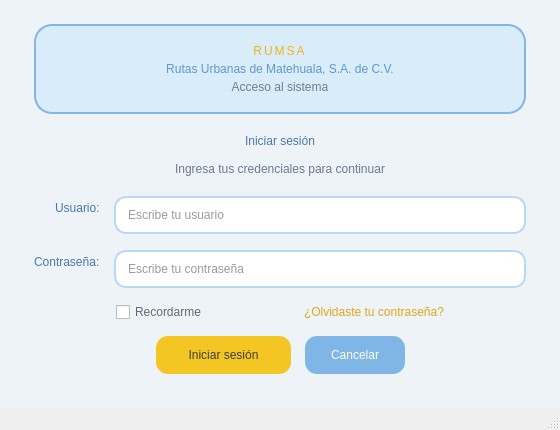
alttus-ti/matehuala_app_escritorio, file login_mvc_project/ui/login_qtdesigner.ui: the form before one commit.
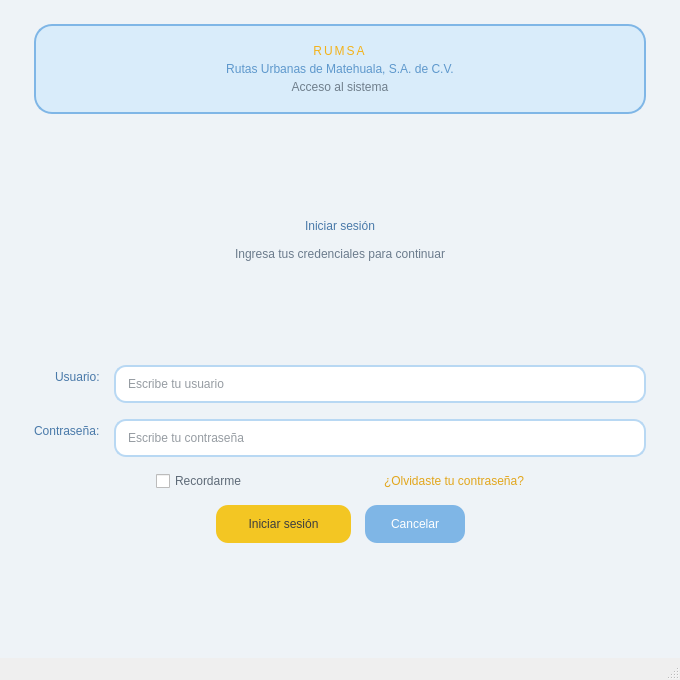
The form after the commit.

Patch:
```diff
--- a/login_mvc_project/ui/login_qtdesigner.ui
+++ b/login_mvc_project/ui/login_qtdesigner.ui
@@ -6,8 +6,8 @@
    <rect>
     <x>0</x>
     <y>0</y>
-    <width>560</width>
-    <height>430</height>
+    <width>680</width>
+    <height>680</height>
    </rect>
   </property>
   <property name="windowTitle">
```
Left out of the diff: 10 changed lines with no effect on the pictures.
